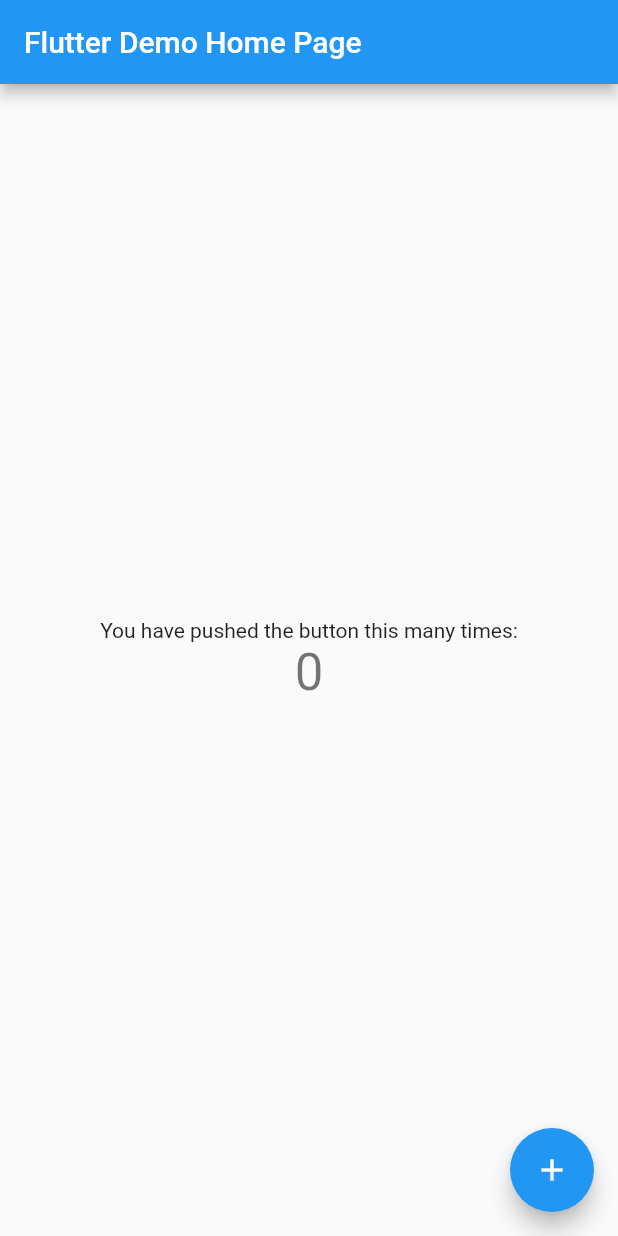
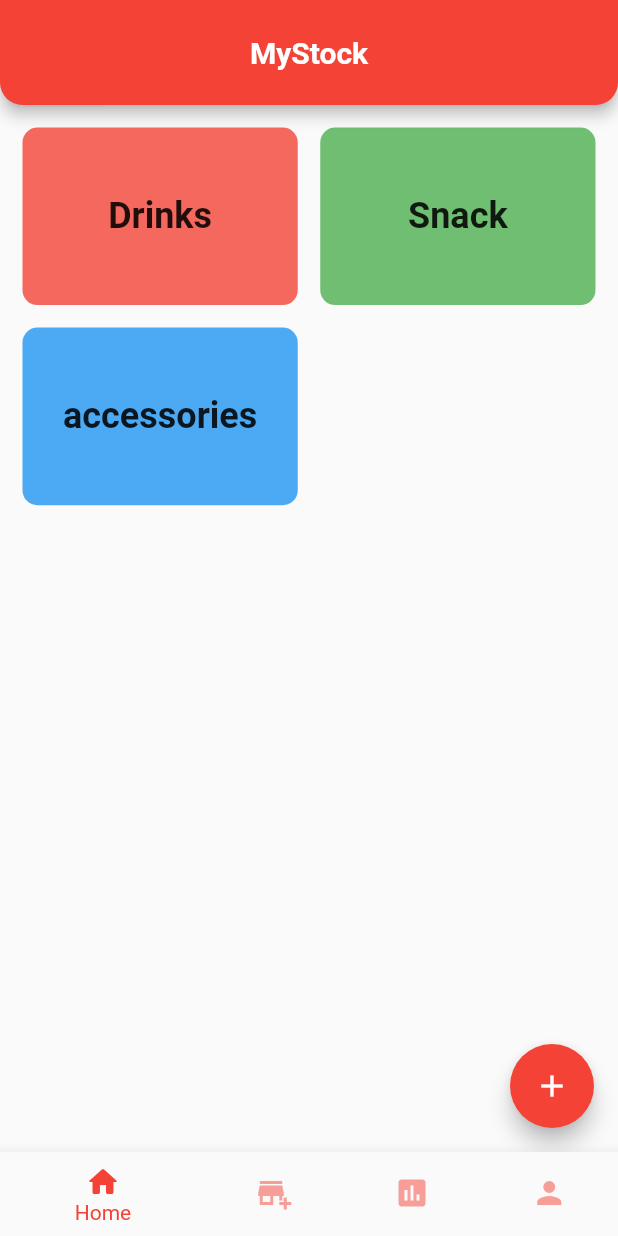
Before and after one commit to darot-chen/MyStockApp, a Flutter app: the screen it shows after launch, on a phone screen of 412 x 824 dp. Run offline on Flutter 3.47's test engine with Material 2 defaults, Android fonts, the phone set to English and light mode, and no system bars.

Commit message:
close #1 home page design

```diff
--- /dev/null
+++ b/lib/components/my_app_bar.dart
@@ -0,0 +1,22 @@
+import 'package:flutter/material.dart';
+
+AppBar MyAppBar({
+    String title,
+    bool centerTitle,
+    List<Widget> action,
+  }) {
+    return AppBar(
+      toolbarHeight: 70,
+      centerTitle: centerTitle ?? true,
+      shape: RoundedRectangleBorder(
+        borderRadius: BorderRadius.vertical(
+          bottom: Radius.circular(15),
+        ),
+      ),
+      title: Text(
+        title,
+        style: TextStyle(fontWeight: FontWeight.bold),
+      ),
+      actions: action,
+    );
+  }
--- /dev/null
+++ b/lib/databases/categories_data.dart
@@ -0,0 +1,17 @@
+import 'package:flutter/material.dart';
+import 'package:my_stock/models/category_model.dart';
+
+List<Category> categories = [
+  Category(
+    name: 'Drinks',
+    color: Colors.red,
+  ),
+  Category(
+    name: 'Snack',
+    color: Colors.green,
+  ),
+  Category(
+    name: 'accessories',
+    color: Colors.blue,
+  ),
+];
--- /dev/null
+++ b/lib/databases/page_data.dart
@@ -0,0 +1,11 @@
+import 'package:my_stock/screens/account_screen.dart';
+import 'package:my_stock/screens/home.dart';
+import 'package:my_stock/screens/report_screen.dart';
+import 'package:my_stock/screens/sales_screen.dart';
+
+List<dynamic> pages = [
+  Home(),
+  SaleScreen(),
+  ReportScreen(),
+  AccountScreen(),
+];
--- a/lib/main.dart
+++ b/lib/main.dart
@@ -1,113 +1,20 @@
 import 'package:flutter/material.dart';
+
+import 'screens/navigation_bar.dart';
 
 void main() {
   runApp(MyApp());
 }
 
 class MyApp extends StatelessWidget {
-  // This widget is the root of your application.
   @override
   Widget build(BuildContext context) {
     return MaterialApp(
       title: 'Flutter Demo',
       theme: ThemeData(
-        // This is the theme of your application.
-        //
-        // Try running your application with "flutter run". You'll see the
-        // application has a blue toolbar. Then, without quitting the app, try
-        // changing the primarySwatch below to Colors.green and then invoke
-        // "hot reload" (press "r" in the console where you ran "flutter run",
-        // or simply save your changes to "hot reload" in a Flutter IDE).
-        // Notice that the counter didn't reset back to zero; the application
-        // is not restarted.
-        primarySwatch: Colors.blue,
+        primarySwatch: Colors.red,
       ),
-      home: MyHomePage(title: 'Flutter Demo Home Page'),
+      home: NavigationTabBar(),
     );
   }
 }
-
-class MyHomePage extends StatefulWidget {
-  MyHomePage({Key key, this.title}) : super(key: key);
-
-  // This widget is the home page of your application. It is stateful, meaning
-  // that it has a State object (defined below) that contains fields that affect
-  // how it looks.
-
-  // This class is the configuration for the state. It holds the values (in this
-  // case the title) provided by the parent (in this case the App widget) and
-  // used by the build method of the State. Fields in a Widget subclass are
-  // always marked "final".
-
-  final String title;
-
-  @override
-  _MyHomePageState createState() => _MyHomePageState();
-}
-
-class _MyHomePageState extends State<MyHomePage> {
-  int _counter = 0;
-
-  void _incrementCounter() {
-    setState(() {
-      // This call to setState tells the Flutter framework that something has
-      // changed in this State, which causes it to rerun the build method below
-      // so that the display can reflect the updated values. If we changed
-      // _counter without calling setState(), then the build method would not be
-      // called again, and so nothing would appear to happen.
-      _counter++;
-    });
-  }
-
-  @override
-  Widget build(BuildContext context) {
-    // This method is rerun every time setState is called, for instance as done
-    // by the _incrementCounter method above.
-    //
-    // The Flutter framework has been optimized to make rerunning build methods
-    // fast, so that you can just rebuild anything that needs updating rather
-    // than having to individually change instances of widgets.
-    return Scaffold(
-      appBar: AppBar(
-        // Here we take the value from the MyHomePage object that was created by
-        // the App.build method, and use it to set our appbar title.
-        title: Text(widget.title),
-      ),
-      body: Center(
-        // Center is a layout widget. It takes a single child and positions it
-        // in the middle of the parent.
-        child: Column(
-          // Column is also a layout widget. It takes a list of children and
-          // arranges them vertically. By default, it sizes itself to fit its
-          // children horizontally, and tries to be as tall as its parent.
-          //
-          // Invoke "debug painting" (press "p" in the console, choose the
-          // "Toggle Debug Paint" action from the Flutter Inspector in Android
-          // Studio, or the "Toggle Debug Paint" command in Visual Studio Code)
-          // to see the wireframe for each widget.
-          //
-          // Column has various properties to control how it sizes itself and
-          // how it positions its children. Here we use mainAxisAlignment to
-          // center the children vertically; the main axis here is the vertical
-          // axis because Columns are vertical (the cross axis would be
-          // horizontal).
-          mainAxisAlignment: MainAxisAlignment.center,
-          children: <Widget>[
-            Text(
-              'You have pushed the button this many times:',
-            ),
-            Text(
-              '$_counter',
-              style: Theme.of(context).textTheme.headline4,
-            ),
-          ],
-        ),
-      ),
-      floatingActionButton: FloatingActionButton(
-        onPressed: _incrementCounter,
-        tooltip: 'Increment',
-        child: Icon(Icons.add),
-      ), // This trailing comma makes auto-formatting nicer for build methods.
-    );
-  }
-}
--- /dev/null
+++ b/lib/models/category_model.dart
@@ -0,0 +1,13 @@
+import 'package:flutter/material.dart';
+
+class Category {
+  String name;
+  Color color;
+  String image;
+
+  Category({
+    this.name,
+    this.color,
+    this.image,
+  });
+}
--- /dev/null
+++ b/lib/screens/account_screen.dart
@@ -0,0 +1,11 @@
+import 'package:flutter/material.dart';
+import 'package:my_stock/components/my_app_bar.dart';
+
+class AccountScreen extends StatelessWidget {
+  @override
+  Widget build(BuildContext context) {
+    return Scaffold(
+      appBar: MyAppBar(title: 'Account'),
+    );
+  }
+}
--- /dev/null
+++ b/lib/screens/home.dart
@@ -0,0 +1,54 @@
+import 'package:flutter/material.dart';
+import 'package:my_stock/components/my_app_bar.dart';
+import 'package:my_stock/databases/categories_data.dart';
+
+class Home extends StatefulWidget {
+  @override
+  _HomeState createState() => _HomeState();
+}
+
+class _HomeState extends State<Home> {
+  @override
+  Widget build(BuildContext context) {
+    return Scaffold(
+      appBar: MyAppBar(title: "MyStock"),
+      body: Center(
+        child: GridView(
+          padding: EdgeInsets.all(15),
+          gridDelegate: SliverGridDelegateWithMaxCrossAxisExtent(
+            maxCrossAxisExtent: 200,
+            mainAxisSpacing: 15,
+            crossAxisSpacing: 15,
+            childAspectRatio: 155 / 100,
+          ),
+          children: List.generate(
+            categories.length,
+            (index) {
+              return Container(
+                padding: EdgeInsets.all(10),
+                decoration: BoxDecoration(
+                  color: categories[index].color.withOpacity(0.8),
+                  borderRadius: BorderRadius.circular(10),
+                ),
+                child: Center(
+                  child: Text(
+                    categories[index].name,
+                    style: TextStyle(
+                      fontSize: 24,
+                      fontWeight: FontWeight.bold,
+                    ),
+                  ),
+                ),
+              );
+            },
+          ),
+        ),
+      ),
+      floatingActionButton: FloatingActionButton(
+        onPressed: () {},
+        foregroundColor: Colors.white,
+        child: Icon(Icons.add),
+      ),
+    );
+  }
+}
--- /dev/null
+++ b/lib/screens/navigation_bar.dart
@@ -0,0 +1,75 @@
+import 'package:flutter/material.dart';
+
+import 'account_screen.dart';
+import 'home.dart';
+import 'report_screen.dart';
+import 'sales_screen.dart';
+
+class NavigationTabBar extends StatefulWidget {
+  const NavigationTabBar({
+    Key key,
+  }) : super(key: key);
+
+  @override
+  _NavigationTabBarState createState() => _NavigationTabBarState();
+}
+
+class _NavigationTabBarState extends State<NavigationTabBar> {
+  List<dynamic> _pages;
+  @override
+  void initState() {
+    _pages = [
+      Home(),
+      SaleScreen(),
+      ReportScreen(),
+      AccountScreen(),
+    ];
+    super.initState();
+  }
+
+  int _selectedIndex = 0;
+  void _onItemTapped(int index) {
+    setState(() {
+      _selectedIndex = index;
+    });
+  }
+
+  @override
+  Widget build(BuildContext context) {
+    return Scaffold(
+      body: _pages[_selectedIndex],
+      bottomNavigationBar: BottomNavigationBar(
+        items: const <BottomNavigationBarItem>[
+          BottomNavigationBarItem(
+            icon: Icon(
+              Icons.home_rounded,
+            ),
+            label: 'Home',
+          ),
+          BottomNavigationBarItem(
+            icon: Icon(
+              Icons.add_business,
+            ),
+            label: "Sales",
+          ),
+          BottomNavigationBarItem(
+            icon: Icon(
+              Icons.assessment,
+            ),
+            label: 'Report',
+          ),
+          BottomNavigationBarItem(
+            icon: Icon(
+              Icons.person,
+            ),
+            label: 'Me',
+          ),
+        ],
+        currentIndex: _selectedIndex,
+        unselectedItemColor: Colors.red.withOpacity(0.5),
+        selectedItemColor: Colors.red,
+        onTap: _onItemTapped,
+      ),
+    );
+  }
+}
--- /dev/null
+++ b/lib/screens/report_screen.dart
@@ -0,0 +1,11 @@
+import 'package:flutter/material.dart';
+import 'package:my_stock/components/my_app_bar.dart';
+
+class ReportScreen extends StatelessWidget {
+  @override
+  Widget build(BuildContext context) {
+    return Scaffold(
+      appBar: MyAppBar(title: 'Report'),
+    );
+  }
+}
--- /dev/null
+++ b/lib/screens/sales_screen.dart
@@ -0,0 +1,11 @@
+import 'package:flutter/material.dart';
+import 'package:my_stock/components/my_app_bar.dart';
+
+class SaleScreen extends StatelessWidget {
+  @override
+  Widget build(BuildContext context) {
+    return Scaffold(
+      appBar: MyAppBar(title: 'Sales'),
+    );
+  }
+}
```
